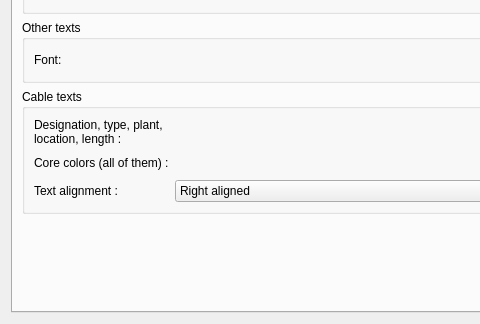
First picture: the form in sources/ui/configpage/generalconfigurationpage.ui, repository qelectrotech/qelectrotech-source-mirror, before the edit; both pictures show x 0 to 480 and y 280 to 604 of the 955 by 604 pixel window.
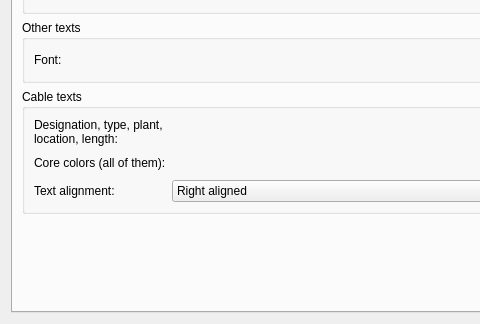
Second picture: the form after the edit. The open tabs and pages were chosen to show the change. Custom widgets are drawn as their Qt base class.

Commit message:
Cable texts default to the drawing font, not the system font (#1587)
cableTextsFont() fell back to QApplication::font(), so a project's cable
texts changed with the platform. Use the drawing's own text font
(Liberation Sans by default), a shade smaller as before. Also drop the
French-style space before the colon in three new settings labels.

Patch:
```diff
--- a/sources/ui/configpage/generalconfigurationpage.ui
+++ b/sources/ui/configpage/generalconfigurationpage.ui
@@ -1049,7 +1049,7 @@
           <item row="0" column="0">
            <widget class="QLabel" name="label_cable_textes">
             <property name="text">
-             <string>Designation, type, plant, location, length :</string>
+             <string>Designation, type, plant, location, length:</string>
             </property>
             <property name="wordWrap">
              <bool>true</bool>
@@ -1082,7 +1082,7 @@
           <item row="1" column="0">
            <widget class="QLabel" name="label_cable_core_textes">
             <property name="text">
-             <string>Core colors (all of them) :</string>
+             <string>Core colors (all of them):</string>
             </property>
             <property name="wordWrap">
              <bool>true</bool>
@@ -1115,7 +1115,7 @@
           <item row="2" column="0">
            <widget class="QLabel" name="label_cable_align">
             <property name="text">
-             <string>Text alignment :</string>
+             <string>Text alignment:</string>
             </property>
             <property name="wordWrap">
              <bool>true</bool>
```
The commit also changes 1 other file.
